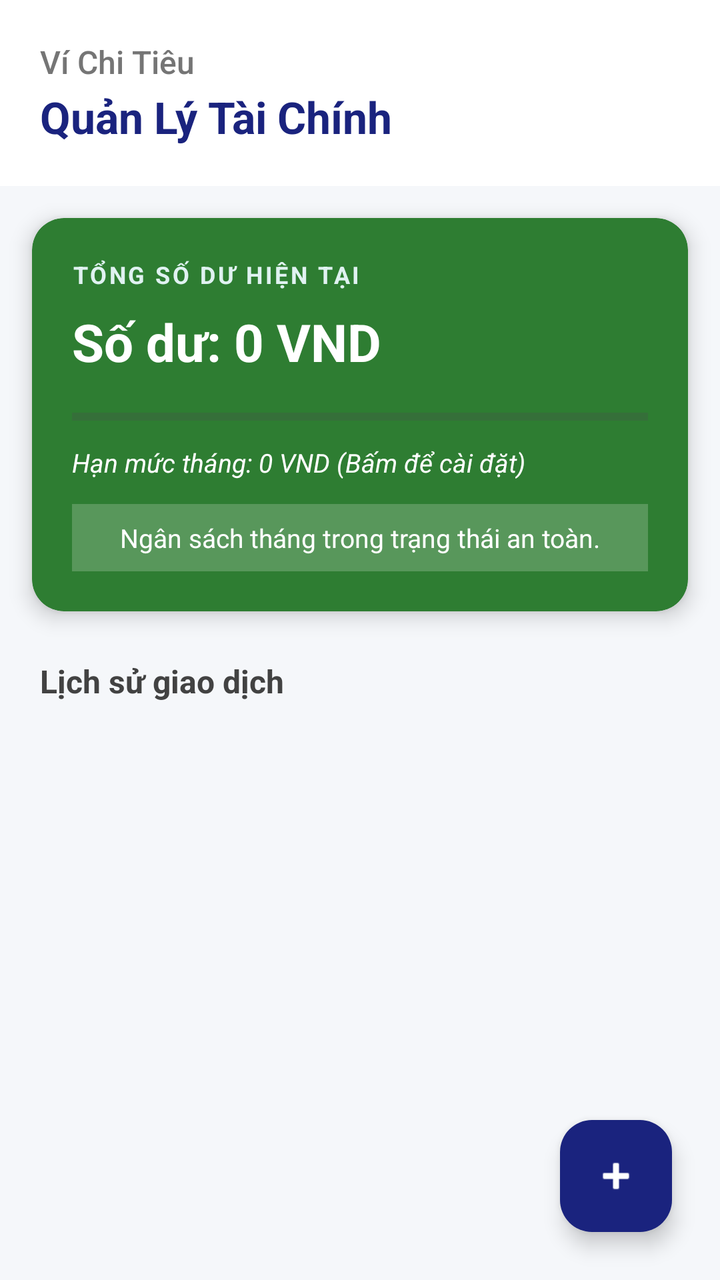
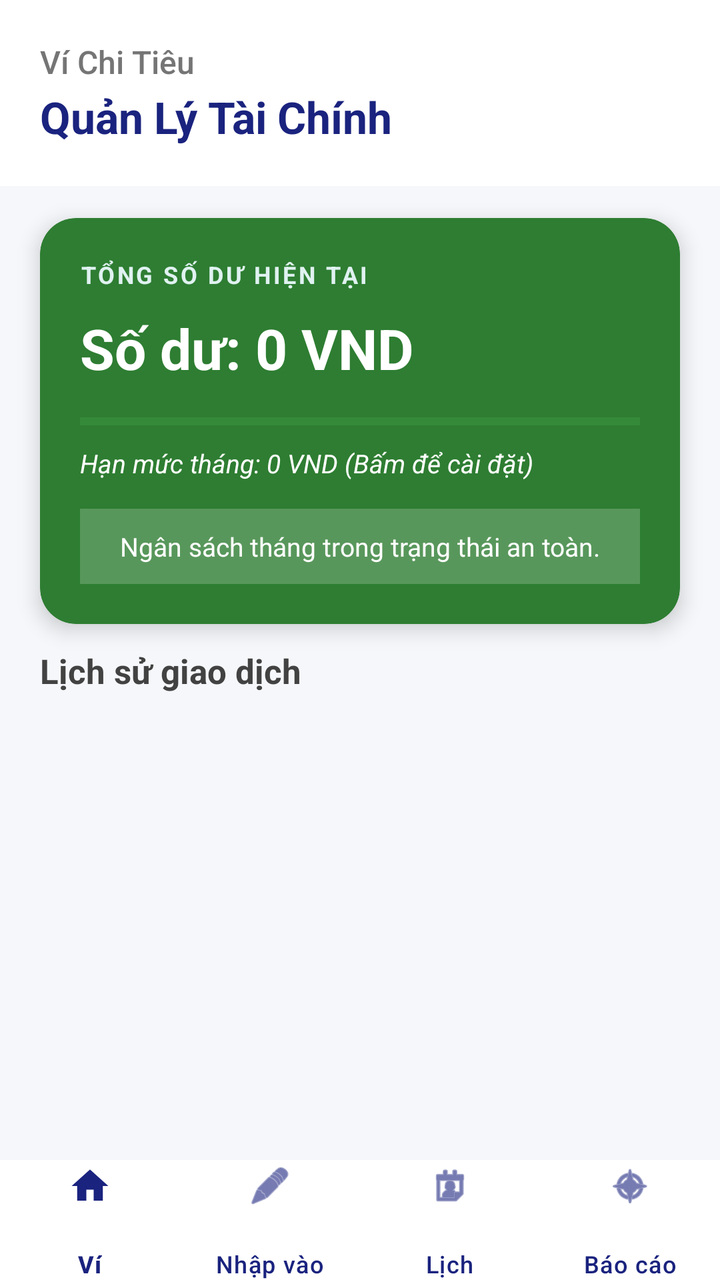

The first picture is an Android layout as it rendered before a commit; the second is the same layout after the commit. The layout source and the unified diff follow.
<!-- AndroidManifest.xml: application theme Theme.QuanLyChiTieu -->
<!-- res/layout/activity_main.xml -->
<?xml version="1.0" encoding="utf-8"?>
<RelativeLayout xmlns:android="http://schemas.android.com/apk/res/android"
    xmlns:app="http://schemas.android.com/apk/res-auto"
    android:layout_width="match_parent"
    android:layout_height="match_parent"
    android:background="#F5F7FA">

    <LinearLayout
        android:id="@+id/llHeader"
        android:layout_width="match_parent"
        android:layout_height="wrap_content"
        android:orientation="vertical"
        android:padding="20dp"
        android:background="@android:color/white">

        <TextView
            android:layout_width="wrap_content"
            android:layout_height="wrap_content"
            android:text="Ví Chi Tiêu"
            android:textSize="16sp"
            android:textColor="#757575"
            android:fontFamily="sans-serif-medium"/>

        <TextView
            android:layout_width="wrap_content"
            android:layout_height="wrap_content"
            android:text="Quản Lý Tài Chính"
            android:textSize="22sp"
            android:textStyle="bold"
            android:textColor="#1A237E"
            android:layout_marginTop="2dp"/>
    </LinearLayout>

    <androidx.cardview.widget.CardView
        android:id="@+id/cardWallet"
        android:layout_width="match_parent"
        android:layout_height="wrap_content"
        android:layout_below="@id/llHeader"
        android:layout_margin="16dp"
        app:cardCornerRadius="16dp"
        app:cardElevation="6dp"
        app:cardBackgroundColor="#2E7D32">

        <LinearLayout
            android:layout_width="match_parent"
            android:layout_height="wrap_content"
            android:orientation="vertical"
            android:padding="20dp">

            <TextView
                android:layout_width="wrap_content"
                android:layout_height="wrap_content"
                android:text="TỔNG SỐ DƯ HIỆN TẠI"
                android:textColor="#E0F2F1"
                android:textSize="12sp"
                android:letterSpacing="0.1"
                android:textStyle="bold"/>

            <TextView
                android:id="@+id/tvBalance"
                android:layout_width="wrap_content"
                android:layout_height="wrap_content"
                android:text="Số dư: 0 VND"
                android:textColor="@android:color/white"
                android:textSize="26sp"
                android:textStyle="bold"
                android:layout_marginTop="8dp"/>

            <ProgressBar
                android:id="@+id/pbBudget"
                style="?android:attr/progressBarStyleHorizontal"
                android:layout_width="match_parent"
                android:layout_height="wrap_content"
                android:layout_marginTop="12dp"
                android:max="100"
                android:progress="0"
                android:progressTint="#DEFF9A" />

            <TextView
                android:id="@+id/tvBudgetDisplay"
                android:layout_width="wrap_content"
                android:layout_height="wrap_content"
                android:layout_marginTop="6dp"
                android:text="Hạn mức tháng: 0 VND (Bấm để cài đặt)"
                android:textColor="#FFFFFF"
                android:textSize="13sp"
                android:textStyle="italic"
                android:clickable="true"
                android:focusable="true"/>

            <TextView
                android:id="@+id/tvBudgetStatus"
                android:layout_width="match_parent"
                android:layout_height="wrap_content"
                android:layout_marginTop="12dp"
                android:background="#33FFFFFF"
                android:padding="8dp"
                android:text="Ngân sách tháng trong trạng thái an toàn."
                android:textColor="@android:color/white"
                android:textSize="13sp"
                android:gravity="center"
                android:lineSpacingExtra="2dp"/>
        </LinearLayout>
    </androidx.cardview.widget.CardView>

    <TextView
        android:id="@+id/tvHistoryTitle"
        android:layout_width="wrap_content"
        android:layout_height="wrap_content"
        android:layout_below="@id/cardWallet"
        android:layout_marginStart="20dp"
        android:layout_marginTop="8dp"
        android:layout_marginBottom="8dp"
        android:text="Lịch sử giao dịch"
        android:textSize="16sp"
        android:textStyle="bold"
        android:textColor="#424242"/>

    <androidx.recyclerview.widget.RecyclerView
        android:id="@+id/rvTransactions"
        android:layout_width="match_parent"
        android:layout_height="match_parent"
        android:layout_below="@id/tvHistoryTitle"
        android:layout_marginHorizontal="16dp"
        android:paddingBottom="80dp"
        android:clipToPadding="false"
        android:scrollbars="vertical"/>

    <com.google.android.material.floatingactionbutton.FloatingActionButton
        android:id="@+id/fabAdd"
        android:layout_width="wrap_content"
        android:layout_height="wrap_content"
        android:layout_alignParentEnd="true"
        android:layout_alignParentBottom="true"
        android:layout_margin="24dp"
        android:contentDescription="Thêm thu chi"
        app:srcCompat="@android:drawable/ic_input_add"
        app:backgroundTint="#1A237E"
        app:tint="@android:color/white"
        app:fabSize="normal"/>

</RelativeLayout>
<!-- resources referenced by this layout -->
<resources>
  <style name="Theme.QuanLyChiTieu" parent="Base.Theme.QuanLyChiTieu" />
  <style name="Base.Theme.QuanLyChiTieu" parent="Theme.Material3.DayNight.NoActionBar">
          
          
      </style>
</resources>

<!-- the commit's change to res/layout/activity_main.xml (unified diff, before → after) -->
@@ -1,142 +1,280 @@
 <?xml version="1.0" encoding="utf-8"?>
-<RelativeLayout xmlns:android="http://schemas.android.com/apk/res/android"
+<androidx.constraintlayout.widget.ConstraintLayout
+    xmlns:android="http://schemas.android.com/apk/res/android"
     xmlns:app="http://schemas.android.com/apk/res-auto"
     android:layout_width="match_parent"
     android:layout_height="match_parent"
     android:background="#F5F7FA">
 
+    
+
     <LinearLayout
-        android:id="@+id/llHeader"
+        android:id="@+id/lnMainContent"
+        android:layout_width="0dp"
+        android:layout_height="0dp"
+        android:orientation="vertical"
+        android:visibility="visible"
+        app:layout_constraintTop_toTopOf="parent"
+        app:layout_constraintBottom_toTopOf="@id/bottomNavigation"
+        app:layout_constraintStart_toStartOf="parent"
+        app:layout_constraintEnd_toEndOf="parent">
+
+        
+
+        <LinearLayout
+            android:id="@+id/llHeader"
+            android:layout_width="match_parent"
+            android:layout_height="wrap_content"
+            android:orientation="vertical"
+            android:padding="20dp"
+            android:background="@android:color/white">
+
+            <TextView
+                android:layout_width="wrap_content"
+                android:layout_height="wrap_content"
+                android:text="Ví Chi Tiêu"
+                android:textSize="16sp"
+                android:textColor="#757575"
+                android:fontFamily="sans-serif-medium"/>
+
+            <TextView
+                android:layout_width="wrap_content"
+                android:layout_height="wrap_content"
+                android:text="Quản Lý Tài Chính"
+                android:textSize="22sp"
+                android:textStyle="bold"
+                android:textColor="#1A237E"
+                android:layout_marginTop="2dp"/>
+        </LinearLayout>
+
+        
+
+        <androidx.cardview.widget.CardView
+            android:id="@+id/cardWallet"
+            android:layout_width="match_parent"
+            android:layout_height="wrap_content"
+            android:layout_marginHorizontal="20dp"
+            android:layout_marginTop="16dp"
+            android:layout_marginBottom="12dp"
+            app:cardCornerRadius="18dp"
+            app:cardElevation="6dp"
+            app:cardBackgroundColor="#2E7D32">
+
+            <LinearLayout
+                android:layout_width="match_parent"
+                android:layout_height="wrap_content"
+                android:orientation="vertical"
+                android:padding="20dp">
+
+                <TextView
+                    android:layout_width="wrap_content"
+                    android:layout_height="wrap_content"
+                    android:text="TỔNG SỐ DƯ HIỆN TẠI"
+                    android:textColor="#E0F2F1"
+                    android:textSize="12sp"
+                    android:letterSpacing="0.1"
+                    android:textStyle="bold"/>
+
+                <TextView
+                    android:id="@+id/tvBalance"
+                    android:layout_width="wrap_content"
+                    android:layout_height="wrap_content"
+                    android:text="Số dư: 0 VND"
+                    android:textColor="@android:color/white"
+                    android:textSize="28sp"
+                    android:textStyle="bold"
+                    android:layout_marginTop="10dp"/>
+
+                <ProgressBar
+                    android:id="@+id/pbBudget"
+                    style="?android:attr/progressBarStyleHorizontal"
+                    android:layout_width="match_parent"
+                    android:layout_height="8dp"
+                    android:layout_marginTop="14dp"
+                    android:max="100"
+                    android:progress="0"
+                    android:progressTint="#DEFF9A"
+                    android:progressBackgroundTint="#4CAF50"/>
+
+                <TextView
+                    android:id="@+id/tvBudgetDisplay"
+                    android:layout_width="wrap_content"
+                    android:layout_height="wrap_content"
+                    android:layout_marginTop="8dp"
+                    android:text="Hạn mức tháng: 0 VND (Bấm để cài đặt)"
+                    android:textColor="#FFFFFF"
+                    android:textSize="13sp"
+                    android:textStyle="italic"
+                    android:clickable="true"
+                    android:focusable="true"/>
+
+                <TextView
+                    android:id="@+id/tvBudgetStatus"
+                    android:layout_width="match_parent"
+                    android:layout_height="wrap_content"
+                    android:layout_marginTop="14dp"
+                    android:background="#33FFFFFF"
+                    android:padding="10dp"
+                    android:text="Ngân sách tháng trong trạng thái an toàn."
+                    android:textColor="@android:color/white"
+                    android:textSize="13sp"
+                    android:gravity="center"/>
+            </LinearLayout>
+
+        </androidx.cardview.widget.CardView>
+
+        
+
+        <TextView
+            android:id="@+id/tvHistoryTitle"
+            android:layout_width="wrap_content"
+            android:layout_height="wrap_content"
+            android:layout_marginStart="20dp"
+            android:layout_marginBottom="8dp"
+            android:text="Lịch sử giao dịch"
+            android:textSize="17sp"
+            android:textStyle="bold"
+            android:textColor="#424242"/>
+
+        
+
+        <androidx.recyclerview.widget.RecyclerView
+            android:id="@+id/rvTransactions"
+            android:layout_width="match_parent"
+            android:layout_height="0dp"
+            android:layout_weight="1"
+            android:layout_marginHorizontal="16dp"
+            android:paddingBottom="8dp"
+            android:clipToPadding="false"
+            android:scrollbars="vertical"/>
+
+    </LinearLayout>
+
+    
+
+    <LinearLayout
+        android:id="@+id/layoutCalendarView"
+        android:layout_width="0dp"
+        android:layout_height="0dp"
+        android:orientation="vertical"
+        android:visibility="gone"
+        android:background="#F5F7FA"
+        app:layout_constraintTop_toTopOf="parent"
+        app:layout_constraintBottom_toTopOf="@id/bottomNavigation"
+        app:layout_constraintStart_toStartOf="parent"
+        app:layout_constraintEnd_toEndOf="parent">
+
+        <CalendarView
+            android:id="@+id/calendarView"
+            android:layout_width="match_parent"
+            android:layout_height="wrap_content"
+            android:background="@android:color/white"
+            android:elevation="4dp"
+            android:layout_marginBottom="8dp"/>
+
+        <TextView
+            android:id="@+id/tvSelectedDateTitle"
+            android:layout_width="wrap_content"
+            android:layout_height="wrap_content"
+            android:layout_marginStart="16dp"
+            android:layout_marginVertical="8dp"
+            android:text="Giao dịch trong ngày"
+            android:textStyle="bold"
+            android:textColor="#424242"
+            android:textSize="15sp"/>
+
+        <androidx.recyclerview.widget.RecyclerView
+            android:id="@+id/rvCalendarTransactions"
+            android:layout_width="match_parent"
+            android:layout_height="0dp"
+            android:layout_weight="1"
+            android:layout_marginHorizontal="16dp"/>
+    </LinearLayout>
+
+    
+
+    <LinearLayout
+        android:id="@+id/layoutReportView"
+        android:layout_width="0dp"
+        android:layout_height="0dp"
+        android:orientation="vertical"
+        android:padding="16dp"
+        android:visibility="gone"
+        android:background="#F5F7FA"
+        app:layout_constraintTop_toTopOf="parent"
+        app:layout_constraintBottom_toTopOf="@id/bottomNavigation"
+        app:layout_constraintStart_toStartOf="parent"
+        app:layout_constraintEnd_toEndOf="parent">
+
+        <TextView
+            android:layout_width="wrap_content"
+            android:layout_height="wrap_content"
+            android:text="Phân Tích Thu Chi"
+            android:textSize="20sp"
+            android:textStyle="bold"
+            android:textColor="#1A237E"
+            android:layout_marginBottom="16dp"/>
+
+        <LinearLayout
+            android:layout_width="match_parent"
+            android:layout_height="wrap_content"
+            android:orientation="horizontal"
+            android:weightSum="2"
+            android:layout_marginBottom="16dp">
+
+            <Button
+                android:id="@+id/btnReportExpense"
+                android:layout_width="0dp"
+                android:layout_height="wrap_content"
+                android:layout_weight="1"
+                android:text="Khoản Chi"
+                android:backgroundTint="#C62828"
+                android:layout_marginEnd="4dp"/>
+
+            <Button
+                android:id="@+id/btnReportIncome"
+                android:layout_width="0dp"
+                android:layout_height="wrap_content"
+                android:layout_weight="1"
+                android:text="Khoản Thu"
+                android:backgroundTint="#2E7D32"
+                android:layout_marginStart="4dp"/>
+
+        </LinearLayout>
+
+        <com.github.mikephil.charting.charts.PieChart
+            android:id="@+id/pieChart"
+            android:layout_width="match_parent"
+            android:layout_height="0dp"
+            android:layout_weight="1"/>
+
+    </LinearLayout>
+
+    
+
+    <com.google.android.material.bottomnavigation.BottomNavigationView
+        android:id="@+id/bottomNavigation"
         android:layout_width="match_parent"
         android:layout_height="wrap_content"
-        android:orientation="vertical"
-        android:padding="20dp"
-        android:background="@android:color/white">
-
-        <TextView
-            android:layout_width="wrap_content"
-            android:layout_height="wrap_content"
-            android:text="Ví Chi Tiêu"
-            android:textSize="16sp"
-            android:textColor="#757575"
-            android:fontFamily="sans-serif-medium"/>
-
-        <TextView
-            android:layout_width="wrap_content"
-            android:layout_height="wrap_content"
-            android:text="Quản Lý Tài Chính"
-            android:textSize="22sp"
-            android:textStyle="bold"
-            android:textColor="#1A237E"
-            android:layout_marginTop="2dp"/>
-    </LinearLayout>
-
-    <androidx.cardview.widget.CardView
-        android:id="@+id/cardWallet"
-        android:layout_width="match_parent"
-        android:layout_height="wrap_content"
-        android:layout_below="@id/llHeader"
-        android:layout_margin="16dp"
-        app:cardCornerRadius="16dp"
-        app:cardElevation="6dp"
-        app:cardBackgroundColor="#2E7D32">
-
-        <LinearLayout
-            android:layout_width="match_parent"
-            android:layout_height="wrap_content"
-            android:orientation="vertical"
-            android:padding="20dp">
-
-            <TextView
-                android:layout_width="wrap_content"
-                android:layout_height="wrap_content"
-                android:text="TỔNG SỐ DƯ HIỆN TẠI"
-                android:textColor="#E0F2F1"
-                android:textSize="12sp"
-                android:letterSpacing="0.1"
-                android:textStyle="bold"/>
-
-            <TextView
-                android:id="@+id/tvBalance"
-                android:layout_width="wrap_content"
-                android:layout_height="wrap_content"
-                android:text="Số dư: 0 VND"
-                android:textColor="@android:color/white"
-                android:textSize="26sp"
-                android:textStyle="bold"
-                android:layout_marginTop="8dp"/>
-
-            <ProgressBar
-                android:id="@+id/pbBudget"
-                style="?android:attr/progressBarStyleHorizontal"
-                android:layout_width="match_parent"
-                android:layout_height="wrap_content"
-                android:layout_marginTop="12dp"
-                android:max="100"
-                android:progress="0"
-                android:progressTint="#DEFF9A" />
-
-            <TextView
-                android:id="@+id/tvBudgetDisplay"
-                android:layout_width="wrap_content"
-                android:layout_height="wrap_content"
-                android:layout_marginTop="6dp"
-                android:text="Hạn mức tháng: 0 VND (Bấm để cài đặt)"
-                android:textColor="#FFFFFF"
-                android:textSize="13sp"
-                android:textStyle="italic"
-                android:clickable="true"
-                android:focusable="true"/>
-
-            <TextView
-                android:id="@+id/tvBudgetStatus"
-                android:layout_width="match_parent"
-                android:layout_height="wrap_content"
-                android:layout_marginTop="12dp"
-                android:background="#33FFFFFF"
-                android:padding="8dp"
-                android:text="Ngân sách tháng trong trạng thái an toàn."
-                android:textColor="@android:color/white"
-                android:textSize="13sp"
-                android:gravity="center"
-                android:lineSpacingExtra="2dp"/>
-        </LinearLayout>
-    </androidx.cardview.widget.CardView>
-
-    <TextView
-        android:id="@+id/tvHistoryTitle"
-        android:layout_width="wrap_content"
-        android:layout_height="wrap_content"
-        android:layout_below="@id/cardWallet"
-        android:layout_marginStart="20dp"
-        android:layout_marginTop="8dp"
-        android:layout_marginBottom="8dp"
-        android:text="Lịch sử giao dịch"
-        android:textSize="16sp"
-        android:textStyle="bold"
-        android:textColor="#424242"/>
-
-    <androidx.recyclerview.widget.RecyclerView
-        android:id="@+id/rvTransactions"
-        android:layout_width="match_parent"
-        android:layout_height="match_parent"
-        android:layout_below="@id/tvHistoryTitle"
-        android:layout_marginHorizontal="16dp"
-        android:paddingBottom="80dp"
-        android:clipToPadding="false"
-        android:scrollbars="vertical"/>
-
-    <com.google.android.material.floatingactionbutton.FloatingActionButton
-        android:id="@+id/fabAdd"
-        android:layout_width="wrap_content"
-        android:layout_height="wrap_content"
-        android:layout_alignParentEnd="true"
-        android:layout_alignParentBottom="true"
-        android:layout_margin="24dp"
-        android:contentDescription="Thêm thu chi"
-        app:srcCompat="@android:drawable/ic_input_add"
-        app:backgroundTint="#1A237E"
-        app:tint="@android:color/white"
-        app:fabSize="normal"/>
-
-</RelativeLayout>
+        android:background="@android:color/white"
+        android:minHeight="60dp"
+
+        app:elevation="12dp"
+
+        app:itemIconTint="#1A237E"
+        app:itemTextColor="#1A237E"
+
+        app:itemIconSize="22dp"
+
+        app:itemPaddingTop="2dp"
+        app:itemPaddingBottom="2dp"
+
+        app:labelVisibilityMode="labeled"
+
+        app:menu="@menu/bottom_nav_menu"
+
+        app:layout_constraintBottom_toBottomOf="parent"
+        app:layout_constraintStart_toStartOf="parent"
+        app:layout_constraintEnd_toEndOf="parent"/>
+
+</androidx.constraintlayout.widget.ConstraintLayout>
